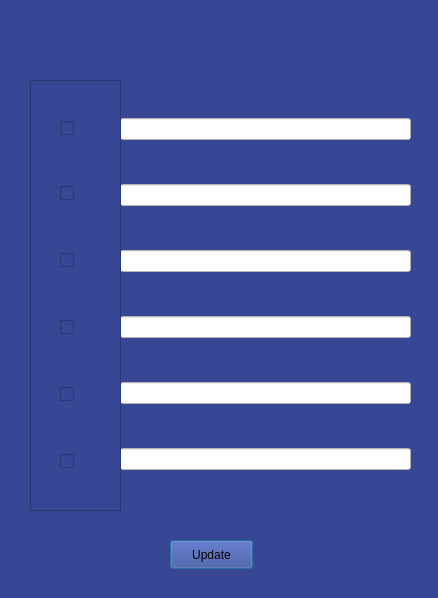
b33-b3k/routine-management-system, file to_do.ui: the form before one commit.
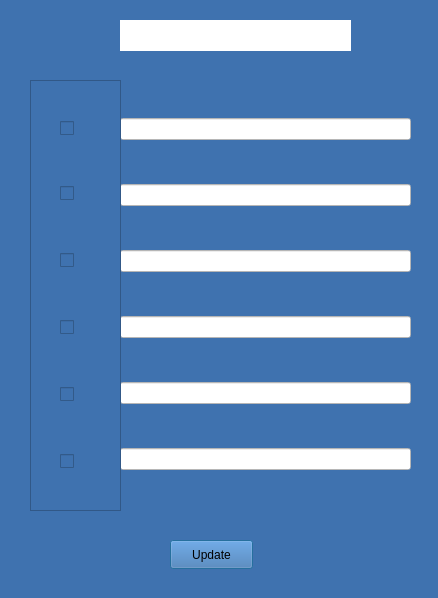
The form after the commit.

```diff
--- a/to_do.ui
+++ b/to_do.ui
@@ -14,15 +14,15 @@
    <string>Dialog</string>
   </property>
   <property name="styleSheet">
-   <string notr="true">background-color:#384696
+   <string notr="true">background-color:#3F72AF
 </string>
   </property>
   <widget class="QLabel" name="label_name">
    <property name="geometry">
     <rect>
-     <x>100</x>
+     <x>120</x>
      <y>20</y>
-     <width>251</width>
+     <width>231</width>
      <height>31</height>
     </rect>
    </property>
@@ -35,8 +35,10 @@
     <bool>false</bool>
    </property>
    <property name="styleSheet">
-    <string notr="true">
-color: rgb(255, 255, 255);</string>
+    <string notr="true">background-color:white;
+color: black;
+text-align:center;
+</string>
    </property>
    <property name="text">
     <string/>
```
